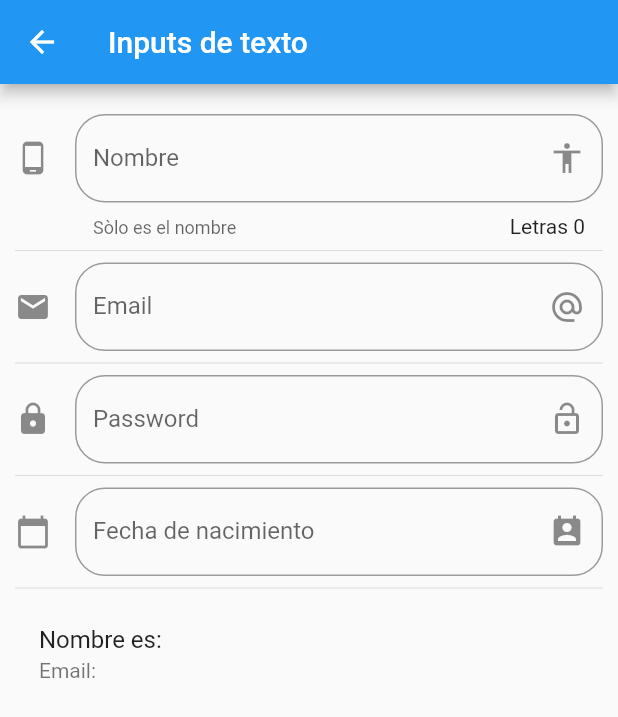
After one commit to sigmasyd/components, a Flutter app: the screen it shows after launch, after a tap on "Inputs", on a phone screen of 412 x 824 dp. The commit adds this screen. Shown: the top 717 px of the screen. Run offline on Flutter 3.47's test engine with Material 2 defaults, Android fonts, the phone set to English and light mode, and no system bars; network calls fail.

Commit message:
Se agregan inputs: 	- textfield 	- email 	- password 	- datepicker, con localization
	modificado:     data/menu_opts.json
	modificado:     lib/main.dart
	nuevo archivo:  lib/src/pages/input_page.dart
	modificado:     lib/src/routes/routes.dart
	modificado:     lib/src/utils/icono_string_util.dart
	modificado:     pubspec.lock
	modificado:     pubspec.yaml

```diff
--- a/data/menu_opts.json
+++ b/data/menu_opts.json
@@ -20,6 +20,11 @@
       "ruta": "animatedContainer",
       "icon": "donut_large",
       "texto": "Animated Container"
+    },
+    {
+      "ruta": "inputs",
+      "icon": "input",
+      "texto": "Inputs"
     }
   ]
 }
--- a/lib/main.dart
+++ b/lib/main.dart
@@ -1,5 +1,6 @@
+import 'package:flutter/material.dart';
+import 'package:flutter_localizations/flutter_localizations.dart';
 import 'package:componentes/src/routes/routes.dart';
-import 'package:flutter/material.dart';
 import 'package:componentes/src/pages/alert_page.dart';
 
 void main() => runApp(MyApp());
@@ -8,6 +9,15 @@ class MyApp extends StatelessWidget {
   @override
   Widget build(BuildContext context) {
     return MaterialApp(
+      localizationsDelegates: [
+        GlobalMaterialLocalizations.delegate,
+        GlobalWidgetsLocalizations.delegate,
+        GlobalCupertinoLocalizations.delegate,
+      ],
+      supportedLocales: [
+        const Locale('en', 'US'), // English, no country code
+        const Locale('es', 'ES'), // Hebrew, no country code
+      ],
       debugShowCheckedModeBanner: false,
       title: 'Material App',
       //home: HomePage(),
--- /dev/null
+++ b/lib/src/pages/input_page.dart
@@ -0,0 +1,127 @@
+import 'package:flutter/material.dart';
+
+class InputPage extends StatefulWidget {
+  @override
+  _InputPageState createState() => _InputPageState();
+}
+
+class _InputPageState extends State<InputPage> {
+  String _nombre = "";
+  String _email = "";
+  String _fecha = "";
+
+  TextEditingController _inputFieldDateController = new TextEditingController();
+
+  @override
+  Widget build(BuildContext context) {
+    return Scaffold(
+      appBar: AppBar(
+        title: Text("Inputs de texto"),
+      ),
+      body: ListView(
+        padding: EdgeInsets.symmetric(horizontal: 10.0, vertical: 20.0),
+        children: <Widget>[
+          _crearInput(),
+          Divider(),
+          _crearEmail(),
+          Divider(),
+          _crearPassword(),
+          Divider(),
+          _crearFecha(context),
+          Divider(),
+          _crearPersona(),
+        ],
+      ),
+    );
+  }
+
+  Widget _crearInput() {
+    return TextField(
+      //autofocus: true,
+      textCapitalization: TextCapitalization.sentences,
+      decoration: InputDecoration(
+          border: OutlineInputBorder(borderRadius: BorderRadius.circular(20.0)),
+          counter: Text("Letras ${_nombre.length}"),
+          hintText: 'Nombre de la persona',
+          labelText: 'Nombre',
+          helperText: 'Sòlo es el nombre',
+          suffixIcon: Icon(Icons.accessibility),
+          icon: Icon(Icons.phone_android)),
+      onChanged: (valor) {
+        setState(() {
+          _nombre = valor;
+        });
+        print(_nombre);
+      },
+    );
+  }
+
+  Widget _crearPersona() {
+    return ListTile(
+      title: Text('Nombre es: $_nombre'),
+      subtitle: Text('Email: $_email'),
+    );
+  }
+
+  Widget _crearEmail() {
+    return TextField(
+        keyboardType: TextInputType.emailAddress,
+        decoration: InputDecoration(
+            border:
+                OutlineInputBorder(borderRadius: BorderRadius.circular(20.0)),
+            hintText: 'Email',
+            labelText: 'Email',
+            suffixIcon: Icon(Icons.alternate_email),
+            icon: Icon(Icons.email)),
+        onChanged: (valor) => setState(() {
+              _email = valor;
+            }));
+  }
+
+  Widget _crearPassword() {
+    return TextField(
+        obscureText: true,
+        decoration: InputDecoration(
+            border:
+                OutlineInputBorder(borderRadius: BorderRadius.circular(20.0)),
+            hintText: 'Password',
+            labelText: 'Password',
+            suffixIcon: Icon(Icons.lock_open),
+            icon: Icon(Icons.lock)),
+        onChanged: (valor) => setState(() {
+              _email = valor;
+            }));
+  }
+
+  Widget _crearFecha(BuildContext context) {
+    return TextField(
+      controller: _inputFieldDateController,
+      enableInteractiveSelection: false,
+      decoration: InputDecoration(
+          border: OutlineInputBorder(borderRadius: BorderRadius.circular(20.0)),
+          hintText: 'Fecha de nacimiento',
+          labelText: 'Fecha de nacimiento',
+          suffixIcon: Icon(Icons.perm_contact_calendar),
+          icon: Icon(Icons.calendar_today)),
+      onTap: () {
+        FocusScope.of(context).requestFocus(new FocusNode());
+        _selectDate(context);
+      },
+    );
+  }
+
+  _selectDate(BuildContext context) async {
+    DateTime picked = await showDatePicker(
+        context: context,
+        initialDate: new DateTime.now(),
+        firstDate: new DateTime(2018),
+        lastDate: new DateTime(2025),
+        locale: Locale('es', 'ES'));
+    if (picked != null) {
+      setState(() {
+        _fecha = picked.toString();
+        _inputFieldDateController.text = _fecha;
+      });
+    }
+  }
+}
--- a/lib/src/routes/routes.dart
+++ b/lib/src/routes/routes.dart
@@ -1,3 +1,4 @@
+import 'package:componentes/src/pages/input_page.dart';
 import 'package:flutter/material.dart';
 import 'package:componentes/src/pages/animated_container_page.dart';
 import 'package:componentes/src/pages/alert_page.dart';
@@ -12,5 +13,6 @@ Map<String, WidgetBuilder> getApplicationRoutes() {
     'avatar': (BuildContext context) => AvatarPage(),
     'card': (BuildContext context) => CardPage(),
     'animatedContainer': (BuildContext context) => AnimatedContainerPage(),
+    'inputs': (BuildContext context) => InputPage(),
   };
 }
--- a/lib/src/utils/icono_string_util.dart
+++ b/lib/src/utils/icono_string_util.dart
@@ -4,7 +4,8 @@ final _icons = <String, IconData>{
   'add_alert': Icons.add_alert,
   'accessibility': Icons.accessibility,
   'folder_open': Icons.folder_open,
-  'donut_large': Icons.donut_large
+  'donut_large': Icons.donut_large,
+  'input': Icons.input,
 };
 
 Icon getIcon(String nombreIcono) {
--- a/pubspec.yaml
+++ b/pubspec.yaml
@@ -22,6 +22,8 @@ environment:
 
 dependencies:
   flutter:
+    sdk: flutter
+  flutter_localizations:
     sdk: flutter
 
   # The following adds the Cupertino Icons font to your application.
```
Also changed, not shown: pubspec.lock.
